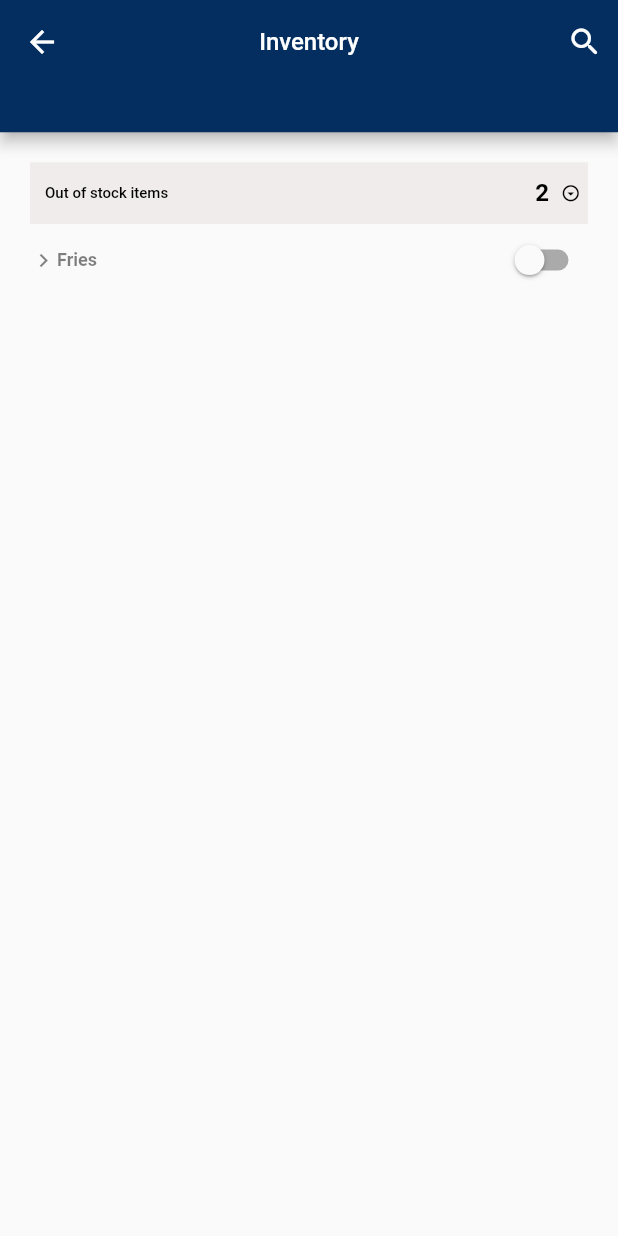
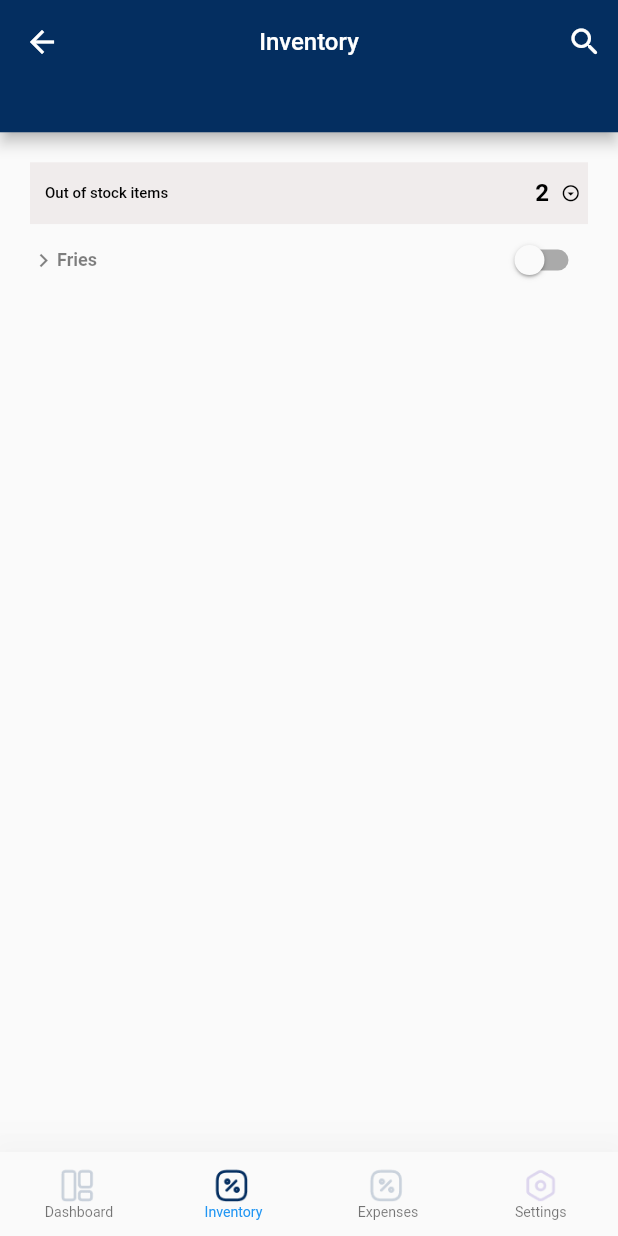
Before and after one commit to jyothir10/eatplek_admin, a Flutter app: the screen it shows after launch, on a phone screen of 412 x 824 dp. Run offline on Flutter 3.47's test engine with Material 2 defaults, Android fonts, the phone set to English and light mode, and no system bars; our stand-ins replace easy_splash_screen, numberpicker; Roboto replaces fonts that are missing (SFUIText).

Commit message:
bottombar inventory screen

```diff
--- a/lib/Screens/InventoryScreen.dart
+++ b/lib/Screens/InventoryScreen.dart
@@ -1,4 +1,5 @@
 import 'package:flutter/material.dart';
+import 'package:eatplek_admin/Components/BottomBar.dart';
 
 class InventoryScreen extends StatefulWidget {
   static const String id = '/invent';
@@ -220,6 +221,9 @@ class _InventoryScreenState extends State<InventoryScreen> {
             ],
           ),
         ),
+        bottomNavigationBar: BottomBar(
+          index: 1,
+        ),
       ),
     );
   }
```
